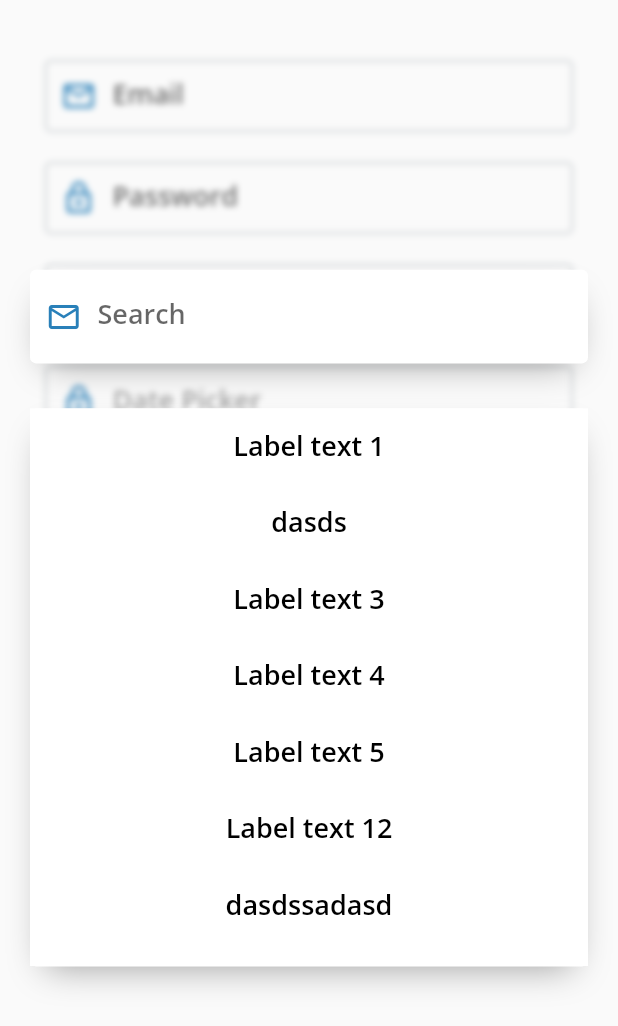
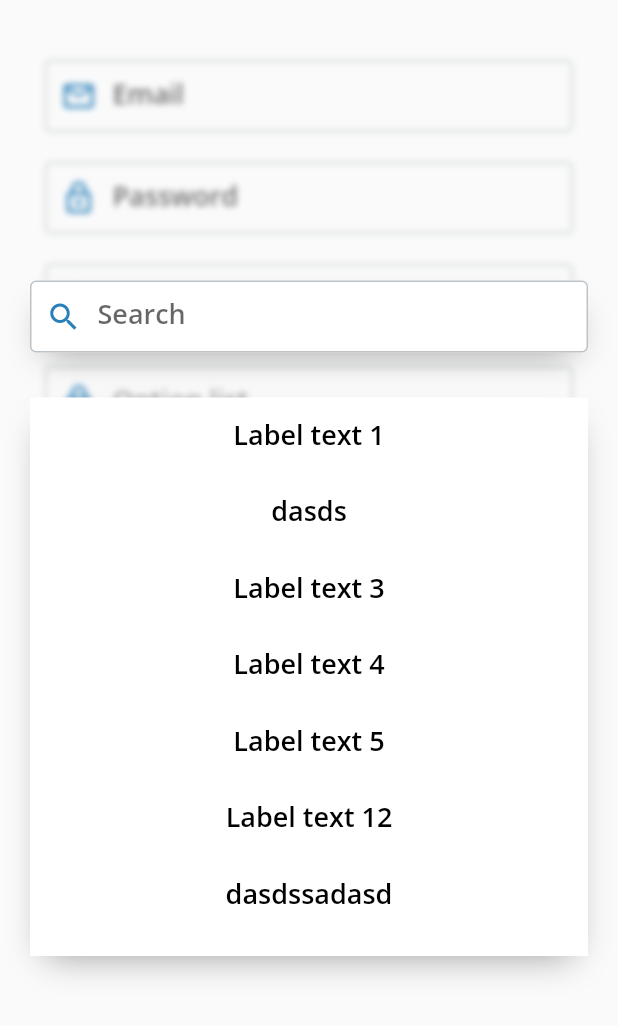
Before and after one commit to ainulya16/flat_ui, a Flutter app: the screen it shows after launch, after a tap on "Option list", on a phone screen of 412 x 824 dp. Shown: the top 1026 px of the screen. Run offline on Flutter 3.47's test engine with Material 2 defaults, Android fonts, the phone set to English and light mode, and no system bars.

Commit message:
feat: base button

```diff
--- a/example/lib/main.dart
+++ b/example/lib/main.dart
@@ -92,6 +92,19 @@ class _MyHomePageState extends State<MyHomePage> {
                 obsecureText: true,
                 borderColor: '#bdc3c7',
                 focusedBorderColor: '2980b9',
+                floatingLabelBehavior: FloatingLabelBehavior.never,
+              )
+            ),
+            Padding(
+              padding: const EdgeInsets.symmetric(horizontal:30.0, vertical: 10),
+              child: FUISearchField(
+                label: 'Search',
+                clearable: true,
+                borderType: FUIFieldBorderType.bordered,
+                prefix: Icon(Icons.search, color: HexColor('#2980b9'),),
+                borderRadius: 4,
+                borderColor: '#bdc3c7',
+                focusedBorderColor: '2980b9',
               )
             ),
             Padding(
--- /dev/null
+++ b/lib/Button/ButtonBase.dart
@@ -0,0 +1,33 @@
+import 'package:flat_ui/flat_ui.dart';
+import 'package:flutter/material.dart';
+
+
+class FUIButtonBase extends StatelessWidget {
+  final Widget child;
+  final Function onPress;
+  final bool disabled;
+
+  FUIButtonBase({
+    this.child,
+    this.onPress,
+    this.disabled=false
+  });
+
+
+  @override
+  Widget build(BuildContext context) {
+    return AnimatedOpacity(
+      duration: Duration(milliseconds: 200),
+      opacity: disabled ? 0.6 : 1.0,
+      child: FUIAnimationBounce(
+        useOpacity: true,
+        disabled: disabled,
+        child: GestureDetector(
+          onTap: onPress,
+          child: child
+        ),
+      )
+    );
+  }
+
+}
--- a/lib/Button/ButtonText.dart
+++ b/lib/Button/ButtonText.dart
@@ -1,6 +1,5 @@
 import 'package:flat_ui/flat_ui.dart';
 import 'package:flutter/material.dart';
-
 
 class FUIButtonText extends StatelessWidget {
   final Widget child;
@@ -10,43 +9,29 @@ class FUIButtonText extends StatelessWidget {
   final FontWeight fontWeight;
   final bool disabled, shadow;
 
-  FUIButtonText({
-    this.fontSize=18,
-    this.fontWeight=FontWeight.normal,
-    this.child,
-    @required this.text,
-    this.textColor='#000000',
-    this.shadow=false,
-    this.onPress,
-    this.disabled=false});
-
+  FUIButtonText(
+      {this.fontSize = 18,
+      this.fontWeight = FontWeight.normal,
+      this.child,
+      @required this.text,
+      this.textColor = '#000000',
+      this.shadow = false,
+      this.onPress,
+      this.disabled = false});
 
   @override
   Widget build(BuildContext context) {
-    return AnimatedOpacity(
-      duration: Duration(milliseconds: 200),
-      opacity: disabled ? 0.6 : 1.0,
-      child: FUIAnimationBounce(
-        useOpacity: true,
-        disabled: disabled,
-        child: GestureDetector(
-          onTap: onPress,
-          child: Text(
-            text,
-            style: TextStyle(
-              shadows: shadow ? [
-                boxShadow
-              ] : null,
+    return FUIButtonBase(
+      disabled: disabled,
+      onPress: onPress,
+      child: Text(text,
+          style: TextStyle(
+              shadows: shadow ? [boxShadow] : null,
               fontSize: fontSize,
               color: HexColor(textColor),
               fontWeight: fontWeight,
               fontFamily: 'OpenSans',
-              package: 'flat_ui'
-            )
-          ),
-        ),
-      )
+              package: 'flat_ui')),
     );
   }
-
 }
--- a/lib/Button/button.dart
+++ b/lib/Button/button.dart
@@ -71,15 +71,10 @@ class FUIButton extends StatelessWidget {
         break;
     }
     TextStyle defaultTextStyle = TextStyle(fontWeight: FontWeight.bold, fontSize: defaultFontSize, letterSpacing: 1.2, fontFamily: 'OpenSans', package: 'flat_ui', color: HexColor(textColor));
-    return AnimatedOpacity(
-      duration: Duration(milliseconds: 200),
-      opacity: disabled ? 0.6 : 1.0,
-      child: FUIAnimationBounce(
-        useOpacity: true,
-        disabled: disabled,
-        child:GestureDetector(
-          onTap: onPress,
-          child: Container(
+    return FUIButtonBase(
+      disabled: disabled,
+      onPress: onPress,
+      child: Container(
             margin: size == ButtonSize.full ? EdgeInsets.all(0) : EdgeInsets.fromLTRB(10,20,10,20),
             height: (size == ButtonSize.block || size == ButtonSize.full) ? buttonFullHeight : height,
             width: width,
@@ -98,8 +93,6 @@ class FUIButton extends StatelessWidget {
               child: child != null ? child : Text(text, style: defaultTextStyle.merge(textStyle)),
             ),
           ),
-        ),
-      ),
     );
   }
 
--- a/lib/Inputs/DropdownList.dart
+++ b/lib/Inputs/DropdownList.dart
@@ -9,7 +9,7 @@ class OptionItem {
 }
 
 class FUIDropdownList extends StatefulWidget {
-  final bool disabled;
+  final bool disabled, searchable;
   final List<OptionItem> options;
   final String initialValue;
   final Function onChanged;
@@ -31,6 +31,7 @@ class FUIDropdownList extends StatefulWidget {
 
   FUIDropdownList({
     this.disabled = false,
+    this.searchable = false,
     this.onChanged,
     @required this.options,
     this.floatingLabelBehavior,
@@ -93,22 +94,21 @@ class _FUIDropdownListState extends State<FUIDropdownList> {
                     children: [
                       Container(
                         decoration: BoxDecoration(
-                          borderRadius: BorderRadius.all(Radius.circular(4)),
-                          color: Colors.white,
-                          boxShadow: [boxShadow]
-                        ),
+                            borderRadius: BorderRadius.all(Radius.circular(4)),
+                            color: Colors.white,
+                            boxShadow: [boxShadow]),
                         child: FUITextField(
                           label: 'Search',
-                          allowNextFocus: true,
-                          borderType: FUIFieldBorderType.none,
+                          allowNextFocus: false,
+                          borderType: FUIFieldBorderType.bordered,
                           prefix: Icon(
-                            Icons.mail_outline,
+                            Icons.search,
                             color: HexColor('#2980b9'),
                           ),
-                          hintText: 'john@doe.com',
                           borderRadius: 4,
                           borderColor: '#bdc3c7',
                           focusedBorderColor: '2980b9',
+                          floatingLabelBehavior: FloatingLabelBehavior.never,
                         ),
                       ),
                       Container(height: 30),
--- /dev/null
+++ b/lib/Inputs/SearchField.dart
@@ -0,0 +1,88 @@
+import 'package:flat_ui/flat_ui.dart';
+import 'package:flat_ui/types/types.dart';
+import 'package:flutter/material.dart';
+import 'package:flutter/services.dart';
+
+class FUISearchField extends StatefulWidget {
+  final bool autofocus, enabled, readOnly, clearable;
+  final String initialValue;
+  final List<TextInputFormatter> inputFormatters;
+  final Function onChanged;
+  final String backgroundColor, label;
+  final String borderColor;
+  final String errorBorderColor;
+  final String focusedBorderColor;
+  final String disabledBorderColor;
+  final FUIFieldBorderType borderType;
+  final TextInputType keyboardType;
+  final double borderRadius;
+  final dynamic prefix;
+  final Function onTap;
+  FUISearchField({
+    this.autofocus = false,
+    this.enabled = true,
+    this.readOnly = false,
+    this.clearable = true,
+    this.initialValue,
+    this.inputFormatters,
+    this.label,
+    this.borderType = FUIFieldBorderType.none,
+    this.borderRadius = 10,
+    this.borderColor = '#3498db',
+    this.errorBorderColor = '#e74c3c',
+    this.focusedBorderColor = '#3498db',
+    this.disabledBorderColor = '#bdc3c7',
+    this.onChanged,
+    this.keyboardType = TextInputType.text,
+    this.backgroundColor,
+    this.prefix,
+    this.onTap,
+  });
+
+  @override
+  _FUISearchFieldState createState() => _FUISearchFieldState();
+}
+
+class _FUISearchFieldState extends State<FUISearchField>{
+  TextEditingController controller = TextEditingController();
+  FocusNode _focusNode = new FocusNode();
+
+  @override
+  void initState() {
+    super.initState();
+    _focusNode.addListener((){
+      print(_focusNode.hasFocus.toString());
+    });
+  }
+
+  onClear() {
+    controller.clear();
+  }
+
+  @override
+  Widget build(BuildContext context) {
+    return FUITextField(
+      label: widget.label,
+      allowNextFocus: false,
+      borderType: FUIFieldBorderType.bordered,
+      prefix: widget.prefix,
+      borderRadius: widget.borderRadius,
+      borderColor: widget.borderColor,
+      focusedBorderColor: widget.focusedBorderColor,
+      floatingLabelBehavior: FloatingLabelBehavior.never,
+      onChanged: widget.onChanged,
+      controller: controller,
+      keyboardType: widget.keyboardType,
+      suffixIcon: widget.clearable && controller.text.isNotEmpty ? FUIButtonBase(
+        onPress: onClear,
+        child: Icon(Icons.close, color: Colors.black,),
+      ) : null,
+      onTap: widget.onTap,
+      focusNode: _focusNode,
+      initialValue: widget.initialValue,
+      readOnly: widget.readOnly,
+      enabled: widget.enabled,
+      autofocus: widget.autofocus,
+    );
+  }
+}
--- a/lib/Inputs/TextField.dart
+++ b/lib/Inputs/TextField.dart
@@ -31,6 +31,7 @@ class FUITextField extends StatelessWidget {
   final Widget suffixIcon;
   final FloatingLabelBehavior floatingLabelBehavior;
   final Function onTap;
+  final FocusNode focusNode;
   FUITextField({
       this.autofocus=false,
       this.enabled=true,
@@ -57,6 +58,7 @@ class FUITextField extends StatelessWidget {
       this.suffixIcon,
       this.floatingLabelBehavior,
       this.onTap,
+      this.focusNode,
       this.allowNextFocus = false});
 
   @override
@@ -97,6 +99,7 @@ class FUITextField extends StatelessWidget {
       style: TextStyle(color: Colors.black, fontSize: 18, fontFamily: 'OpenSans', package: 'flat_ui', fontWeight: FontWeight.w600),
       controller: controller,
       onChanged: onChanged,
+      focusNode: focusNode,
       keyboardType: keyboardType,
       textInputAction: TextInputAction.next,
       onFieldSubmitted: (_) => allowNextFocus ? FocusScope.of(context).nextFocus() : FocusScope.of(context).unfocus() ,
--- a/lib/flat_ui.dart
+++ b/lib/flat_ui.dart
@@ -3,9 +3,11 @@ library flat_ui;
 export 'Animations/Bounce.dart';
 export 'Animations/Opacity.dart';
 export 'Button/Button.dart';
+export 'Button/ButtonBase.dart';
 export 'Button/ButtonText.dart';
 export 'helpers/HexToColor.dart';
 export 'Inputs/TextField.dart';
+export 'Inputs/SearchField.dart';
 export 'Inputs/DropdownList.dart';
 export 'Inputs/DateTimePicker.dart';
 export 'types/types.dart';
```
